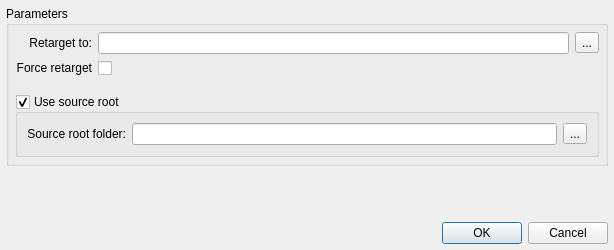
Before: the Qt Designer form fxpt/fx_textureManager/RetargetDialogUI.ui in theetcher/fxpt, drawn with Qt 5.
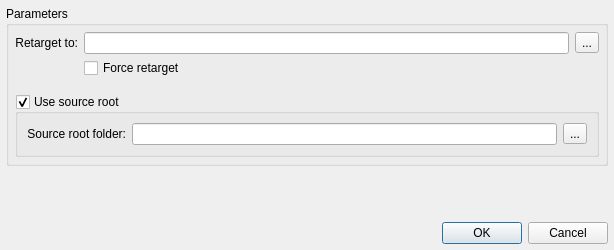
After: the same form once the commit is applied. Icons and pictures are not drawn. Custom widgets are drawn as their Qt base class.

Commit message: fx_textureManager: change position of Force Retarget checkBox label

```diff
--- a/fxpt/fx_textureManager/RetargetDialogUI.ui
+++ b/fxpt/fx_textureManager/RetargetDialogUI.ui
@@ -59,16 +59,6 @@
         <item row="0" column="1">
          <widget class="LineEditPath" name="uiLED_retargetRoot"/>
         </item>
-        <item row="1" column="0">
-         <widget class="QLabel" name="label_2">
-          <property name="text">
-           <string>Force retarget</string>
-          </property>
-          <property name="alignment">
-           <set>Qt::AlignRight|Qt::AlignTrailing|Qt::AlignVCenter</set>
-          </property>
-         </widget>
-        </item>
         <item row="1" column="1">
          <widget class="QCheckBox" name="uiCHK_forceRetarget">
           <property name="minimumSize">
@@ -78,7 +68,7 @@
            </size>
           </property>
           <property name="text">
-           <string/>
+           <string>Force retarget</string>
           </property>
          </widget>
         </item>
```
The commit also changes 1 other file.
